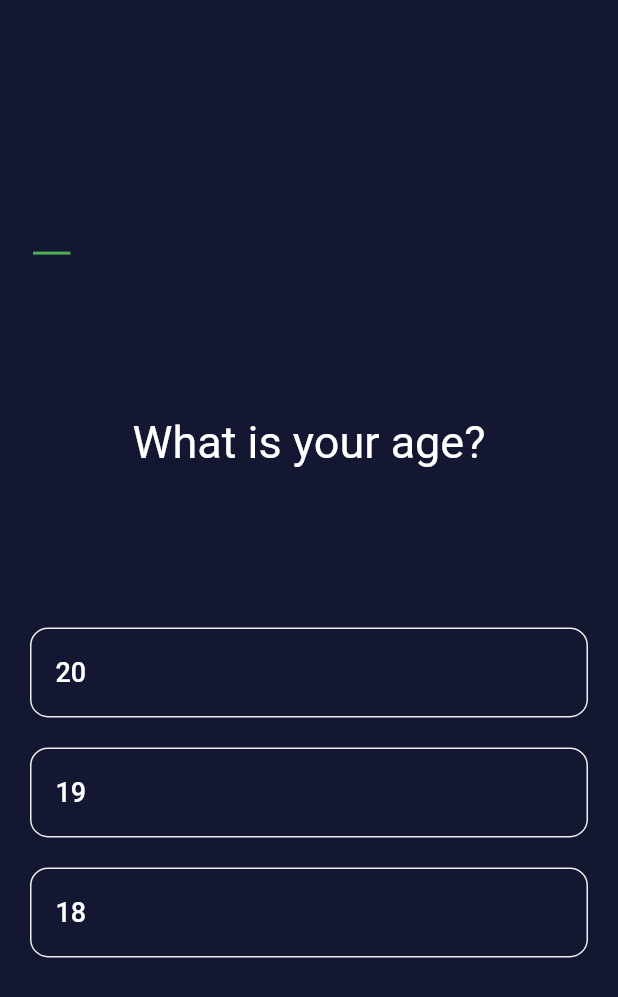
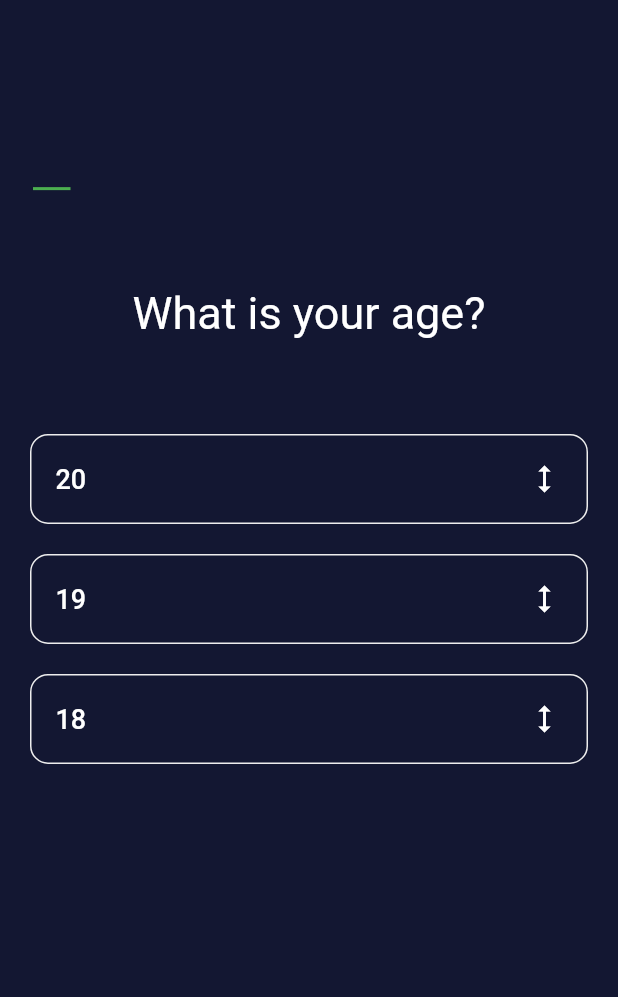
Before and after one commit to mohamedhaloka/quiz_app, a Flutter app: the screen it shows after launch, after a tap on "Mohamed Nasr", on a phone screen of 412 x 824 dp. Shown: the top 997 px of the screen. Run offline on Flutter 3.47's test engine with Material 2 defaults, Android fonts, the phone set to English and light mode, and no system bars.

Commit message:
add list of correct answer and answer of user

```diff
--- a/lib/quiz_details.dart
+++ b/lib/quiz_details.dart
@@ -2,7 +2,15 @@ class Quiz {
   static Map quizs = {
     'What is your name?': 'Mohamed Nasr',
     'What is your age?': '19',
-    'What is your address?': 'Mogam3 Elmahakem'
+    'What is your address?': 'Mogam3 Elmahakem',
+    'What is your Collage?': 'FCIS',
+    'What is your Country?': 'Egypt',
+    'What is your City?': 'Mansoura',
+    'What is your Father Name?': 'Nasr',
+    'What is your Last Name?': 'Haloka',
+    'What is your Favourite Lang': 'Arabic',
+    'What is your Academy year?': '3',
+    'What is your App Name?': 'QUIZ',
   };
   List quizQuestions = quizs.keys.toList();
 
@@ -20,8 +28,48 @@ class Quiz {
     ],
     [
       'Mogam3 Elmahakem',
-      'elaxandria',
+      '10 street',
+    ],
+    [
+      'FCIS',
+      'FCES',
+      'FP',
+      'FL',
+    ],
+    [
+      'Egypt',
+      'Libia',
+      'Algeria',
+    ],
+    [
+      'Mansoura',
+      'Alexandria',
+    ],
+    [
+      'Nasr',
+      'Eslam',
+      'Mahmoud',
+    ],
+    [
+      'Haloka',
+      'Sari4',
+      'Lotfy',
+    ],
+    [
+      'English',
+      'Arabic',
+      'Germany',
+    ],
+    [
+      '3',
+      '2',
+      '1',
+    ],
+    [
+      'The quiz',
+      'quiz app',
+      'QUIZ',
+      'QUIZzZ',
     ],
   ];
-
 }
--- a/lib/views/home/view.dart
+++ b/lib/views/home/view.dart
@@ -13,6 +13,7 @@ class _HomeViewState extends State<HomeView> {
   List correctAnswers = [];
   List answers = [];
   int questionNumber = 0;
+  List<IconData> answerIcon = List.generate(5, (index) => Icons.height);
   @override
   Widget build(BuildContext context) {
     return Scaffold(
@@ -43,10 +44,14 @@ class _HomeViewState extends State<HomeView> {
               Quiz().quizQuestions[questionNumber],
               style: TextStyle(fontSize: 30),
             ),
-            Column(
-              children: Quiz()
-                  .answers[questionNumber]
-                  .map((e) => Container(
+            Container(
+              width: customWidth(context, 1),
+              height: customHeight(context, 0.5),
+              child: ListView.builder(
+                  physics: BouncingScrollPhysics(),
+                  itemCount: Quiz().answers[questionNumber].length,
+                  itemBuilder: (context, index) {
+                    return Container(
                       width: double.infinity,
                       margin: EdgeInsets.only(bottom: 20),
                       height: 60,
@@ -57,19 +62,20 @@ class _HomeViewState extends State<HomeView> {
                         elevation: 0.0,
                         highlightElevation: 0.0,
                         color: Colors.transparent,
-                          onPressed: () => onPress(e),
+                        onPressed: () => onPress(index),
                         child: Row(
                           mainAxisAlignment: MainAxisAlignment.spaceBetween,
                           children: [
                             Text(
-                                e,
+                              Quiz().answers[questionNumber].elementAt(index),
                               style: TextStyle(fontSize: 18),
                             ),
+                            Icon(answerIcon[index]),
                           ],
                         ),
                       ),
-                      ))
-                  .toList(),
+                    );
+                  }),
             )
           ],
         ),
@@ -77,33 +83,42 @@ class _HomeViewState extends State<HomeView> {
     );
   }
 
-  onPress(e) {
+  onPress(index) {
     setState(() {
       if (questionNumber < Quiz().quizQuestions.length - 1) {
-        if (Quiz().quizAnswers[questionNumber] == e) {
+        if (Quiz().quizAnswers[questionNumber] ==
+            Quiz().answers[questionNumber].elementAt(index)) {
           print("true");
-          answers.add(e);
+          answerIcon[index] = Icons.check;
+
+          answers.add(Quiz().answers[questionNumber].elementAt(index));
           correctAnswers.add("1");
         } else {
           print("false!");
-          answers.add(e);
+          answerIcon[index] = Icons.close;
+
+          answers.add(Quiz().answers[questionNumber].elementAt(index));
         }
+        Timer(Duration(seconds: 1), () {
           setState(() {
             questionNumber++;
+          });
         });
       } else {
         if (answers.length == Quiz().quizQuestions.length) {
           Dialog();
         } else {
-          answers.add(e);
-          correctAnswers.add(e);
-
+          answers.add(Quiz().answers[questionNumber].elementAt(index));
+          correctAnswers.add("1");
           print(answers.length);
           print(correctAnswers.length);
           print(Quiz().quizQuestions.length);
           Dialog();
         }
       }
+      Timer(Duration(seconds: 1), () {
+        answerIcon[index] = Icons.height;
+      });
     });
   }
 
```
Lines whose indentation alone changed are shown as unchanged.
